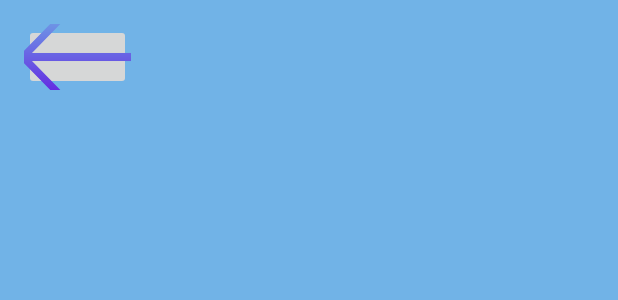
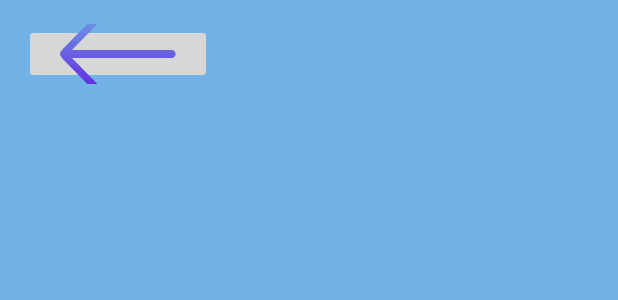
Before and after one commit to ivanstisins/YourPTNotebook, an Android app: the layout activity_add_client.xml on its own in the app's theme, with its tools: preview values and no code run, on a phone screen of 412 x 824 dp. Shown: the top 300 px of the screen. Run offline under Robolectric (Android 15) with nearby library versions, the light colour scheme and no system bars.

Commit message:
add client implmented will need clean up later

```diff
--- a/app/src/main/java/com/example/yourptnotebook/AddClient.java
+++ b/app/src/main/java/com/example/yourptnotebook/AddClient.java
@@ -33,7 +33,7 @@ import java.util.ArrayList;
 
 public class AddClient extends AppCompatActivity {
     private RecyclerView clientList;
-    //Ptrainer ptrainer = new Ptrainer();
+    Ptrainer ptrainer;
     ArrayList<Student> studentArrayList;
     ClientListAdapter clientListAdapter;
     private ImageButton backbutton;
@@ -49,7 +49,7 @@ public class AddClient extends AppCompatActivity {
         FirebaseFirestore db = FirebaseFirestore.getInstance();
         FirebaseUser currentUser = FirebaseAuth.getInstance().getCurrentUser();
         studentArrayList = new ArrayList<Student>();
-        clientListAdapter = new ClientListAdapter(AddClient.this, studentArrayList);
+        clientListAdapter = new ClientListAdapter(AddClient.this, studentArrayList,ptrainer);
         clientList.setAdapter(clientListAdapter);
 
         if (currentUser != null) {
@@ -73,7 +73,6 @@ public class AddClient extends AppCompatActivity {
                 }
             });
 
-
             backbutton.setOnClickListener(new View.OnClickListener() {
                 @Override
                 public void onClick(View view) {
--- a/app/src/main/java/com/example/yourptnotebook/Ptrainer.java
+++ b/app/src/main/java/com/example/yourptnotebook/Ptrainer.java
@@ -22,6 +22,7 @@ public class Ptrainer {
         this.password = password;
         this.id = id;
         this.age =age;
+        this.students = new ArrayList<Student>();
     }
 
     public Ptrainer(){
--- a/app/src/main/res/layout/activity_add_client.xml
+++ b/app/src/main/res/layout/activity_add_client.xml
@@ -9,14 +9,14 @@
 
     <ImageButton
         android:id="@+id/backbutton"
-        android:layout_width="71dp"
-        android:layout_height="44dp"
+        android:layout_width="125dp"
+        android:layout_height="40dp"
         android:layout_marginStart="16dp"
         android:layout_marginTop="16dp"
         app:layout_constraintStart_toStartOf="parent"
         app:layout_constraintTop_toTopOf="parent"
         app:srcCompat="@drawable/backbutton"
-        tools:ignore="MissingConstraints" />
+        tools:ignore="MissingConstraints,SpeakableTextPresentCheck" />
 
     <androidx.recyclerview.widget.RecyclerView
         android:id="@+id/recyclerView"
```
Also changed, not shown: app/src/main/java/com/example/yourptnotebook/ClientListAdapter.java (+29 -5 lines), 1 other file.
